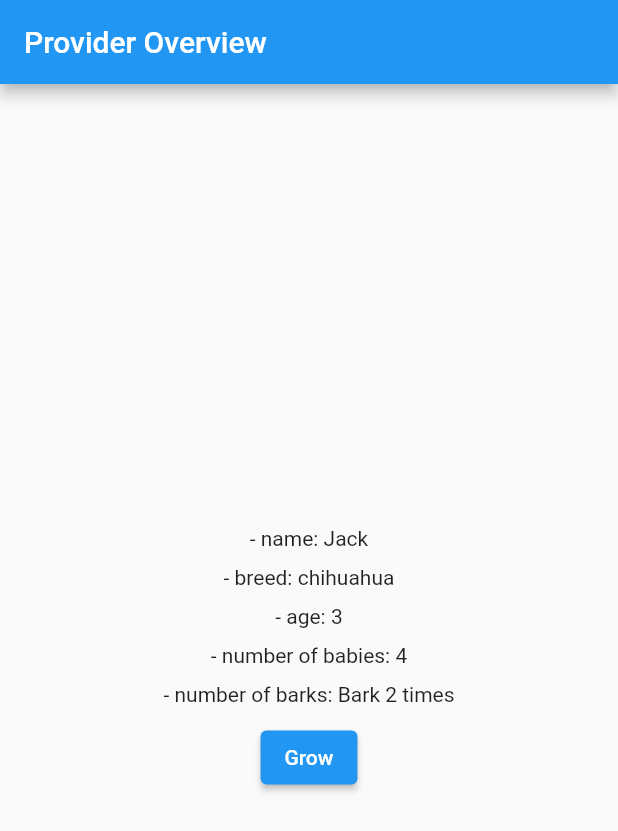
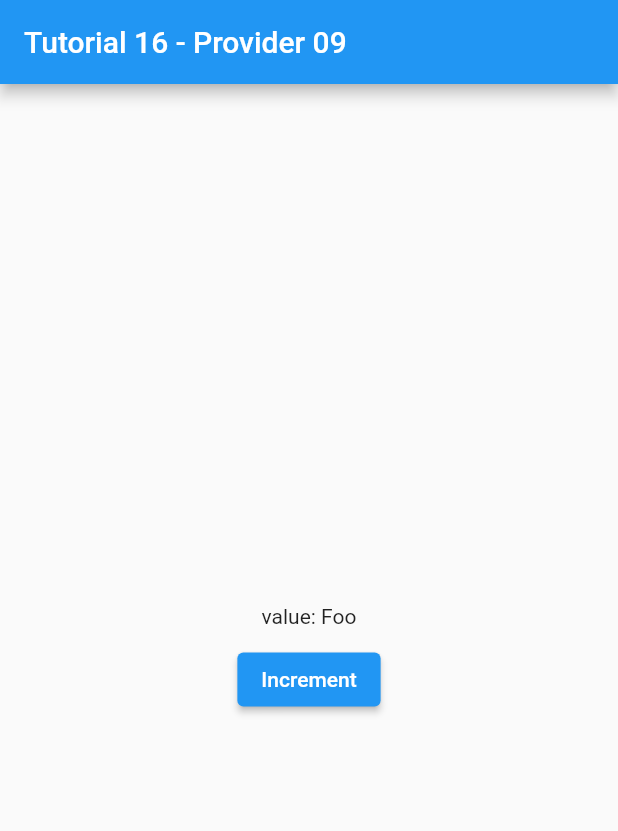
Before and after one commit to tajjacob/flutter_example, a Flutter app: the screen it shows after launch, on a phone screen of 412 x 824 dp. Shown: the top 831 px of the screen. Run offline on Flutter 3.47's test engine with Material 2 defaults, Android fonts, the phone set to English and light mode, and no system bars; our stand-ins replace permission_handler; missing offline and left inert: aad_oauth, health, health_kit.

Commit message:
⚗️ tutorial: 16. Consumer, builder, ProviderNotFoundException
🚚 rename: rename dog_provider, babies_provider and move to provider directory

```diff
--- a/lib/main.dart
+++ b/lib/main.dart
@@ -1,8 +1,8 @@
-import 'package:example/src/features/provider_overview/presentation/pages/dog_page.dart';
 import 'package:flutter/material.dart';
 
 import 'src/core/multi_providers.dart';
 import 'src/features/microsoft_auth/presentation/pages/microsoft_auth_page.dart';
+import 'src/features/provider_overview/presentation/pages/tutorial_16_page.dart';
 
 void main() {
   runApp(const MyApp());
@@ -19,7 +19,7 @@ class MyApp extends StatelessWidget {
         theme: ThemeData(
           primarySwatch: Colors.blue,
         ),
-        home: const DogPage(), // HealthPage(),DogPage
+        home: const Tutorial16Page(), // HealthPage(),DogPage
         // home: const MicrosoftAuthPage(),
         navigatorKey: navigatorKey,
       ),
--- a/lib/src/core/multi_providers.dart
+++ b/lib/src/core/multi_providers.dart
@@ -2,8 +2,8 @@ import 'package:flutter/material.dart';
 import 'package:provider/provider.dart';
 
 import '../features/json_placeholder/presentation/provider/todo_provider.dart';
-import '../features/provider_overview/data/models/babies_model.dart';
-import '../features/provider_overview/data/models/dog_model.dart';
+import '../features/provider_overview/presentation/provider/babies_provider.dart';
+import '../features/provider_overview/presentation/provider/dog_provider.dart';
 
 class MultiProviders extends StatelessWidget {
   const MultiProviders({
--- a/lib/src/features/provider_overview/presentation/pages/dog_page.dart
+++ b/lib/src/features/provider_overview/presentation/pages/dog_page.dart
@@ -1,7 +1,7 @@
 import 'package:flutter/material.dart';
 import 'package:provider/provider.dart';
 
-import '../../data/models/dog_model.dart';
+import '../provider/dog_provider.dart';
 import '../widgets/breed_age_widget.dart';
 
 class DogPage extends StatefulWidget {
--- /dev/null
+++ b/lib/src/features/provider_overview/presentation/pages/tutorial_16_page.dart
@@ -0,0 +1,35 @@
+import 'package:example/src/features/provider_overview/presentation/provider/foo_provider.dart';
+import 'package:flutter/material.dart';
+import 'package:provider/provider.dart';
+
+class Tutorial16Page extends StatelessWidget {
+  const Tutorial16Page({Key? key}) : super(key: key);
+
+  @override
+  Widget build(BuildContext context) {
+    return Scaffold(
+      appBar: AppBar(title: const Text('Tutorial 16 - Provider 09')),
+      body: ChangeNotifierProvider<Foo>(
+        create: (BuildContext context) => Foo(),
+        child:
+            Consumer<Foo>(builder: (BuildContext context, Foo foo, Widget? _) {
+          return Center(
+            child: Column(
+              mainAxisSize: MainAxisSize.min,
+              children: [
+                Text('value: ${foo.value}'),
+                const SizedBox(height: 10),
+                ElevatedButton(
+                  onPressed: () {
+                    foo.changeValue();
+                  },
+                  child: const Text('Increment'),
+                ),
+              ],
+            ),
+          );
+        }),
+      ),
+    );
+  }
+}
--- /dev/null
+++ b/lib/src/features/provider_overview/presentation/provider/foo_provider.dart
@@ -0,0 +1,10 @@
+import 'package:flutter/material.dart';
+
+class Foo extends ChangeNotifier {
+  String value = 'Foo';
+
+  void changeValue() {
+    value = value == 'Bar' ? 'Foo' : 'Bar';
+    notifyListeners();
+  }
+}
--- a/lib/src/features/provider_overview/presentation/widgets/age_widget.dart
+++ b/lib/src/features/provider_overview/presentation/widgets/age_widget.dart
@@ -1,7 +1,7 @@
 import 'package:flutter/material.dart';
 import 'package:provider/provider.dart';
 
-import '../../data/models/dog_model.dart';
+import '../provider/dog_provider.dart';
 
 class Age extends StatelessWidget {
   const Age({
--- a/lib/src/features/provider_overview/presentation/widgets/breed_age_widget.dart
+++ b/lib/src/features/provider_overview/presentation/widgets/breed_age_widget.dart
@@ -1,7 +1,7 @@
 import 'package:flutter/material.dart';
 import 'package:provider/provider.dart';
 
-import '../../data/models/dog_model.dart';
+import '../provider/dog_provider.dart';
 import 'age_widget.dart';
 
 class BreedAndAge extends StatelessWidget {
```
Also changed, not shown: lib/src/features/provider_overview/presentation/provider/babies_provider.dart (renamed from lib/src/features/provider_overview/data/models/babies_model.dart), lib/src/features/provider_overview/presentation/provider/dog_provider.dart (renamed from lib/src/features/provider_overview/data/models/dog_model.dart).
